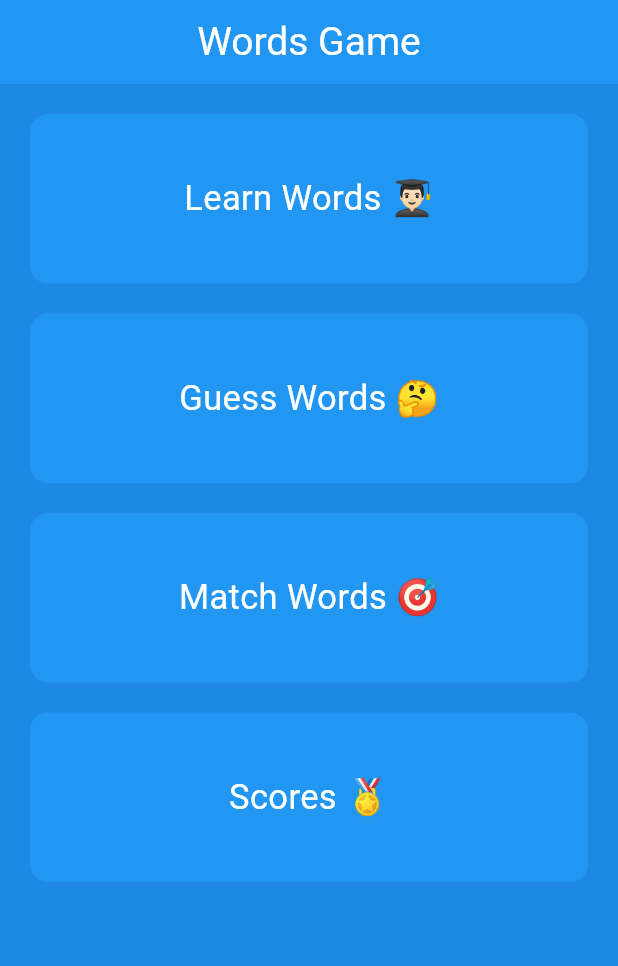
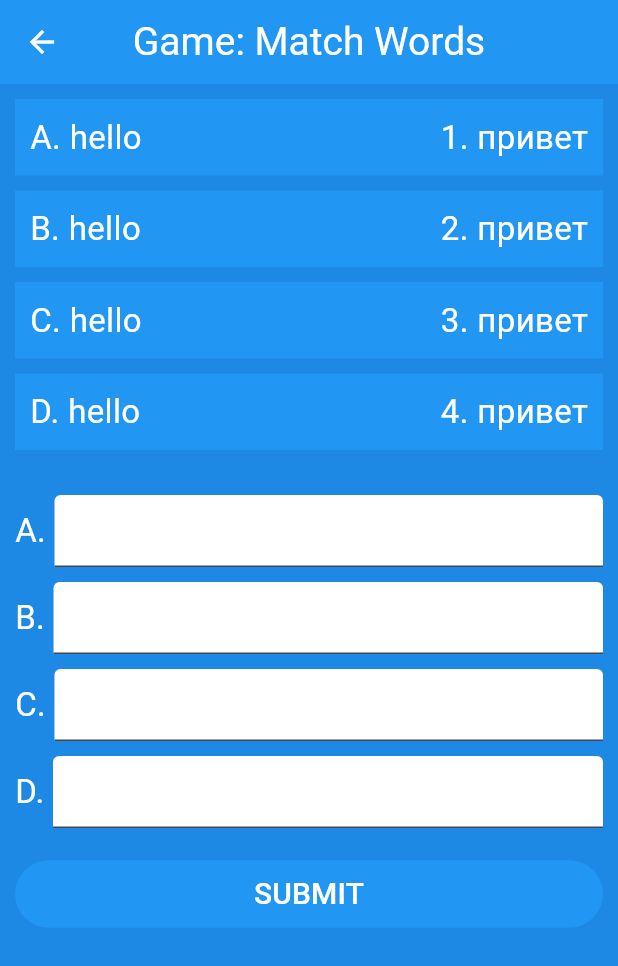
Before and after one commit to faridun-dev/guess_word_app, a Flutter app: the screen it shows after launch, after a tap on "Match Words 🎯", on a phone screen of 412 x 824 dp. Shown: the top 966 px of the screen. Run offline on Flutter 3.47's test engine with Material 3 defaults, Android fonts, the light colour scheme and no system bars; our stand-ins replace hive_flutter; accounts and stored records are empty.

Commit message:
Create “Match Words” Screen and its UI

```diff
--- a/lib/pages/home_page.dart
+++ b/lib/pages/home_page.dart
@@ -2,6 +2,7 @@ import 'package:flutter/material.dart';
 import 'package:guess_word_app/components/game_card.dart';
 import 'package:guess_word_app/pages/guess_game.dart';
 import 'package:guess_word_app/pages/learn_game.dart';
+import 'package:guess_word_app/pages/match_game.dart';
 import 'package:guess_word_app/pages/scores_page.dart';
 import 'package:hive_flutter/hive_flutter.dart';
 
@@ -26,6 +27,14 @@ class _HomePageState extends State<HomePage> {
     Navigator.of(context).push(
       MaterialPageRoute(
         builder: (context) => const GuessGame(),
+      ),
+    );
+  }
+
+  void matchWords() {
+    Navigator.of(context).push(
+      MaterialPageRoute(
+        builder: (context) => const MatchGame(),
       ),
     );
   }
@@ -96,7 +105,7 @@ class _HomePageState extends State<HomePage> {
           ),
           GameCard(
             title: "Match Words 🎯",
-            onTap: () {},
+            onTap: matchWords,
           ),
           GameCard(
             title: "Scores 🏅",
--- /dev/null
+++ b/lib/pages/match_game.dart
@@ -0,0 +1,299 @@
+import 'package:flutter/material.dart';
+
+class MatchGame extends StatefulWidget {
+  const MatchGame({super.key});
+
+  @override
+  State<MatchGame> createState() => _MatchGameState();
+}
+
+class _MatchGameState extends State<MatchGame> {
+  @override
+  Widget build(BuildContext context) {
+    return Scaffold(
+      backgroundColor: Colors.blue[600],
+      appBar: AppBar(
+        title: const Text(
+          "Game: Match Words",
+          style: TextStyle(
+            fontSize: 26,
+          ),
+        ),
+        centerTitle: true,
+        foregroundColor: Colors.white,
+        backgroundColor: Colors.blue,
+      ),
+      body: ListView(
+        children: [
+          Padding(
+            padding: const EdgeInsets.only(
+              top: 10,
+              left: 10,
+              right: 10,
+            ),
+            child: Container(
+              padding: const EdgeInsets.all(
+                10,
+              ),
+              decoration: const BoxDecoration(
+                color: Colors.blue,
+              ),
+              child: const Row(
+                mainAxisAlignment: MainAxisAlignment.spaceBetween,
+                children: [
+                  Text(
+                    "A. hello",
+                    style: TextStyle(
+                      color: Colors.white,
+                      fontSize: 22,
+                    ),
+                  ),
+                  Text(
+                    "1. привет",
+                    style: TextStyle(
+                      color: Colors.white,
+                      fontSize: 22,
+                    ),
+                  ),
+                ],
+              ),
+            ),
+          ),
+          Padding(
+            padding: const EdgeInsets.only(
+              top: 10,
+              left: 10,
+              right: 10,
+            ),
+            child: Container(
+              padding: const EdgeInsets.all(
+                10,
+              ),
+              decoration: const BoxDecoration(
+                color: Colors.blue,
+              ),
+              child: const Row(
+                mainAxisAlignment: MainAxisAlignment.spaceBetween,
+                children: [
+                  Text(
+                    "B. hello",
+                    style: TextStyle(
+                      color: Colors.white,
+                      fontSize: 22,
+                    ),
+                  ),
+                  Text(
+                    "2. привет",
+                    style: TextStyle(
+                      color: Colors.white,
+                      fontSize: 22,
+                    ),
+                  ),
+                ],
+              ),
+            ),
+          ),
+          Padding(
+            padding: const EdgeInsets.only(
+              top: 10,
+              left: 10,
+              right: 10,
+            ),
+            child: Container(
+              padding: const EdgeInsets.all(
+                10,
+              ),
+              decoration: const BoxDecoration(
+                color: Colors.blue,
+              ),
+              child: const Row(
+                mainAxisAlignment: MainAxisAlignment.spaceBetween,
+                children: [
+                  Text(
+                    "C. hello",
+                    style: TextStyle(
+                      color: Colors.white,
+                      fontSize: 22,
+                    ),
+                  ),
+                  Text(
+                    "3. привет",
+                    style: TextStyle(
+                      color: Colors.white,
+                      fontSize: 22,
+                    ),
+                  ),
+                ],
+              ),
+            ),
+          ),
+          Padding(
+            padding: const EdgeInsets.only(
+              top: 10,
+              left: 10,
+              right: 10,
+            ),
+            child: Container(
+              padding: const EdgeInsets.all(
+                10,
+              ),
+              decoration: const BoxDecoration(
+                color: Colors.blue,
+              ),
+              child: const Row(
+                mainAxisAlignment: MainAxisAlignment.spaceBetween,
+                children: [
+                  Text(
+                    "D. hello",
+                    style: TextStyle(
+                      color: Colors.white,
+                      fontSize: 22,
+                    ),
+                  ),
+                  Text(
+                    "4. привет",
+                    style: TextStyle(
+                      color: Colors.white,
+                      fontSize: 22,
+                    ),
+                  ),
+                ],
+              ),
+            ),
+          ),
+          const SizedBox(
+            height: 20,
+          ),
+          Padding(
+            padding: const EdgeInsets.only(
+              top: 10,
+              left: 10,
+              right: 10,
+            ),
+            child: Row(
+              children: [
+                const Text(
+                  "A. ",
+                  style: TextStyle(
+                    color: Colors.white,
+                    fontSize: 22,
+                  ),
+                ),
+                Expanded(
+                  child: TextFormField(
+                    keyboardType: TextInputType.number,
+                    decoration: const InputDecoration(
+                      filled: true,
+                      fillColor: Colors.white,
+                    ),
+                  ),
+                ),
+              ],
+            ),
+          ),
+          Padding(
+            padding: const EdgeInsets.only(
+              top: 10,
+              left: 10,
+              right: 10,
+            ),
+            child: Row(
+              children: [
+                const Text(
+                  "B. ",
+                  style: TextStyle(
+                    color: Colors.white,
+                    fontSize: 22,
+                  ),
+                ),
+                Expanded(
+                  child: TextFormField(
+                    keyboardType: TextInputType.number,
+                    decoration: const InputDecoration(
+                      filled: true,
+                      fillColor: Colors.white,
+                    ),
+                  ),
+                ),
+              ],
+            ),
+          ),
+          Padding(
+            padding: const EdgeInsets.only(
+              top: 10,
+              left: 10,
+              right: 10,
+            ),
+            child: Row(
+              children: [
+                const Text(
+                  "C. ",
+                  style: TextStyle(
+                    color: Colors.white,
+                    fontSize: 22,
+                  ),
+                ),
+                Expanded(
+                  child: TextFormField(
+                    keyboardType: TextInputType.number,
+                    decoration: const InputDecoration(
+                      filled: true,
+                      fillColor: Colors.white,
+                    ),
+                  ),
+                ),
+              ],
+            ),
+          ),
+          Padding(
+            padding: const EdgeInsets.only(
+              top: 10,
+              left: 10,
+              right: 10,
+            ),
+            child: Row(
+              children: [
+                const Text(
+                  "D. ",
+                  style: TextStyle(
+                    color: Colors.white,
+                    fontSize: 22,
+                  ),
+                ),
+                Expanded(
+                  child: TextFormField(
+                    keyboardType: TextInputType.number,
+                    decoration: const InputDecoration(
+                      filled: true,
+                      fillColor: Colors.white,
+                    ),
+                  ),
+                ),
+              ],
+            ),
+          ),
+          Padding(
+            padding: const EdgeInsets.only(
+              top: 20,
+              left: 10,
+              right: 10,
+            ),
+            child: TextButton(
+              style: TextButton.styleFrom(
+                backgroundColor: Colors.blue,
+              ),
+              onPressed: () {},
+              child: const Text(
+                "SUBMIT",
+                style: TextStyle(
+                  color: Colors.white,
+                  fontSize: 20,
+                ),
+              ),
+            ),
+          ),
+        ],
+      ),
+    );
+  }
+}
```
